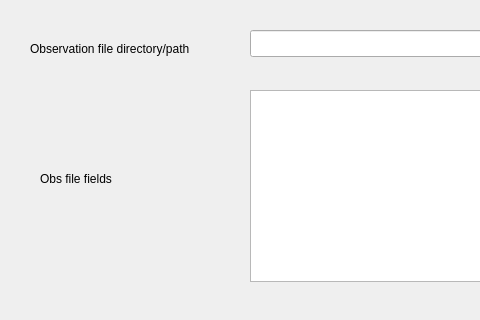
Above: Numpy/Sdadmin/obsfileseldlg.ui from JohnMCollins/python-astro-progs before the change; both pictures show x 0 to 480 and y 0 to 320 of the 994 by 633 pixel window. Below: the same form after it.
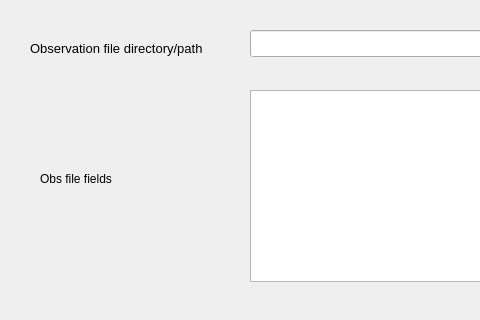
That is the form after the change.

Commit message: Fix font size errors

The edit to the form file:
```diff
--- a/Numpy/Sdadmin/obsfileseldlg.ui
+++ b/Numpy/Sdadmin/obsfileseldlg.ui
@@ -38,6 +38,11 @@
      <height>17</height>
     </rect>
    </property>
+   <property name="font">
+    <font>
+     <pointsize>10</pointsize>
+    </font>
+   </property>
    <property name="text">
     <string>Observation file directory/path</string>
    </property>
```
The commit also changes 11 other files.
